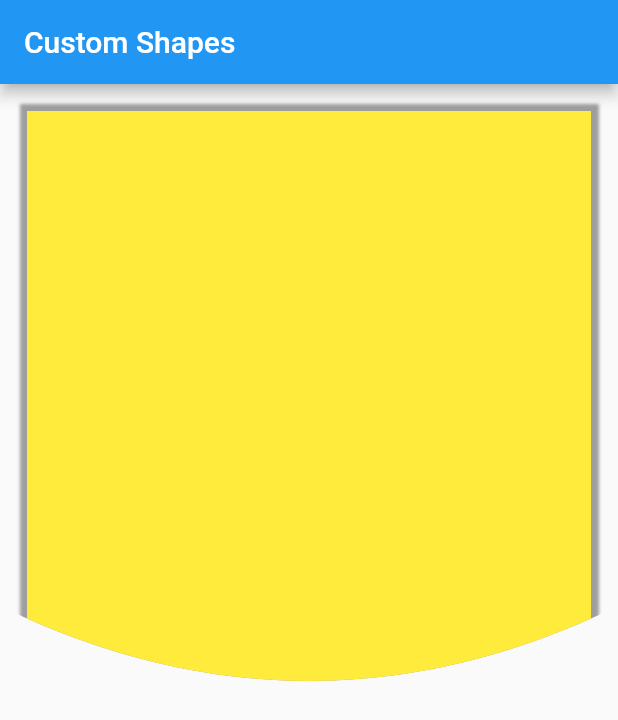
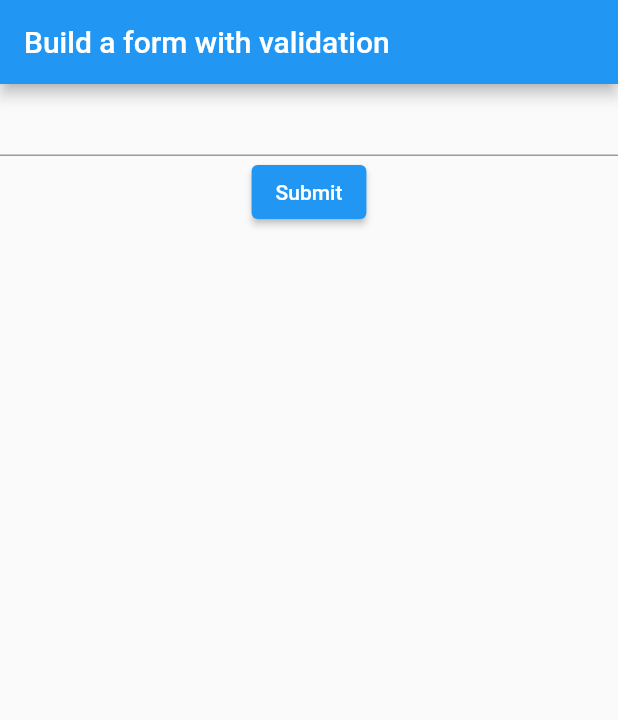
Before and after one commit to leduynhac/flutter_widgets_demo, a Flutter app: the screen it shows after launch, on a phone screen of 412 x 824 dp. Shown: the top 720 px of the screen. Run offline on Flutter 3.47's test engine with Material 2 defaults, Android fonts, the light colour scheme and no system bars; our stand-ins replace cached_network_image.

Commit message:
Build a form with validation

```diff
--- a/lib/main.dart
+++ b/lib/main.dart
@@ -3,6 +3,7 @@ import 'package:flutter_widgets_demo/cache_network_image.dart';
 import 'package:flutter_widgets_demo/cards_demo.dart';
 import 'package:flutter_widgets_demo/circle_oval_drawer.dart';
 import 'package:flutter_widgets_demo/custom_clip_path.dart';
+import 'package:flutter_widgets_demo/my_custom_form.dart';
 import 'package:flutter_widgets_demo/shadow_drawer.dart';
 
 void main() {
@@ -37,5 +38,6 @@ Widget _getHome(){
   //return ShadowDrawer();
   //return CacheNetWorkImageDemo();
   //return CardsDemo();
-  return CustomClipPath();
+  //return CustomClipPath();
+  return MyCustomForm();
 }
--- /dev/null
+++ b/lib/my_custom_form.dart
@@ -0,0 +1,72 @@
+import 'package:flutter/material.dart';
+
+//Steps:
+//1. Create a Form with a GlobalKey => done
+//2. Add a TextFormField with validation logic => done
+//3. Create a button to validate and submit the form
+
+class MyCustomForm extends StatefulWidget {
+  const MyCustomForm({ Key? key }) : super(key: key);
+
+  @override
+  _MyCustomFormState createState() => _MyCustomFormState();
+}
+
+//Define a corresponding State class.
+//This class holds data related to the form
+class _MyCustomFormState extends State<MyCustomForm> {
+  //create a global key that uniquely identifies the Form widget and allows validation of the form
+
+  //Note: This is a `GlobalKey<FormState>`
+  //not a GlobalKey<MyCustomFormState>
+  final _formKey = GlobalKey<FormState>();
+
+  @override
+  Widget build(BuildContext context) {
+    //Build a Form widget using the _formKey created above
+    return Scaffold(
+      appBar: AppBar(
+        title: Text('Build a form with validation'),
+      ),
+      body: createForm(),
+
+    );
+  }
+
+  Widget createForm(){
+    return Form(
+      key: _formKey,
+      child: Column(
+        children: <Widget>[
+          createTextFormField(),
+          createSubmitAndValidateButton(),
+        ],
+      ),
+    );
+  }
+
+  Widget createTextFormField(){
+    return TextFormField(
+      //The validator receives the text that the user has entered.
+      validator: (value){
+        if (value == null || value.isEmpty){
+          return 'Please enter some text';
+        }
+        return null;
+      },
+    );
+  }
+
+  Widget createSubmitAndValidateButton(){
+    return ElevatedButton(
+      onPressed: (){
+        // Validate returns true if the form is valid, or false otherwise.
+        if (_formKey.currentState!.validate()){
+          // If the form is valid, display a snackbar. In the real world,
+          // you'd often call a server or save the information in a database.
+          ScaffoldMessenger.of(context).showSnackBar(SnackBar(content: Text('Processing Data')));
+        }
+      },
+      child: Text('Submit'));
+  }
+}
```
Also changed, not shown: pubspec.lock.
